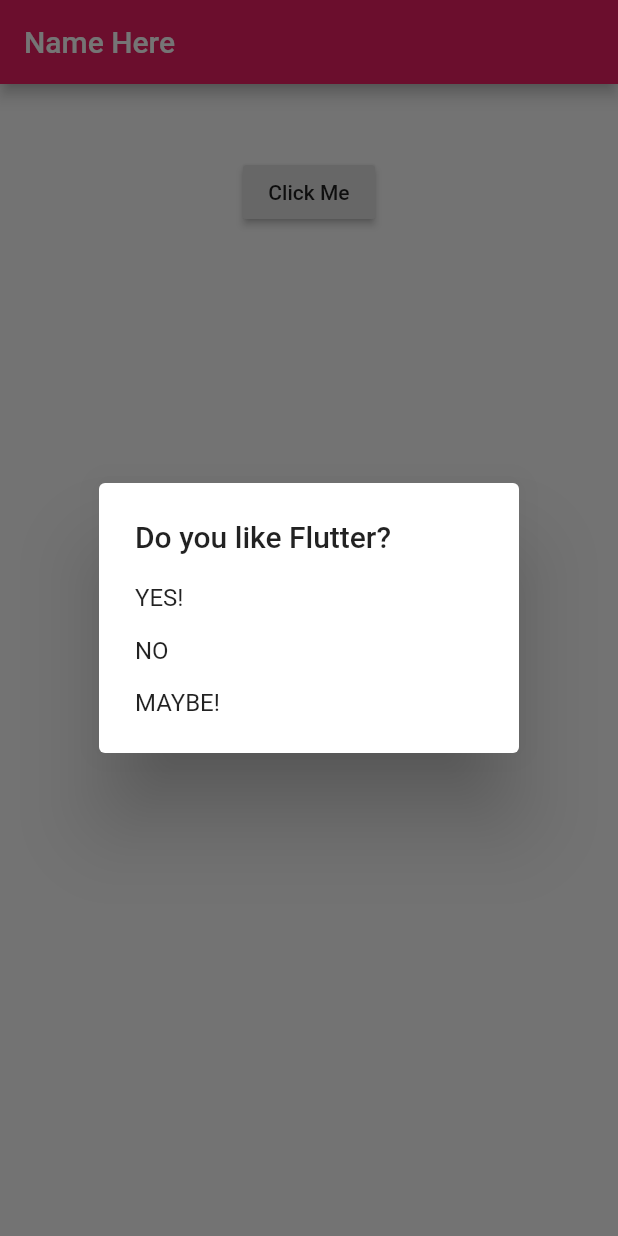
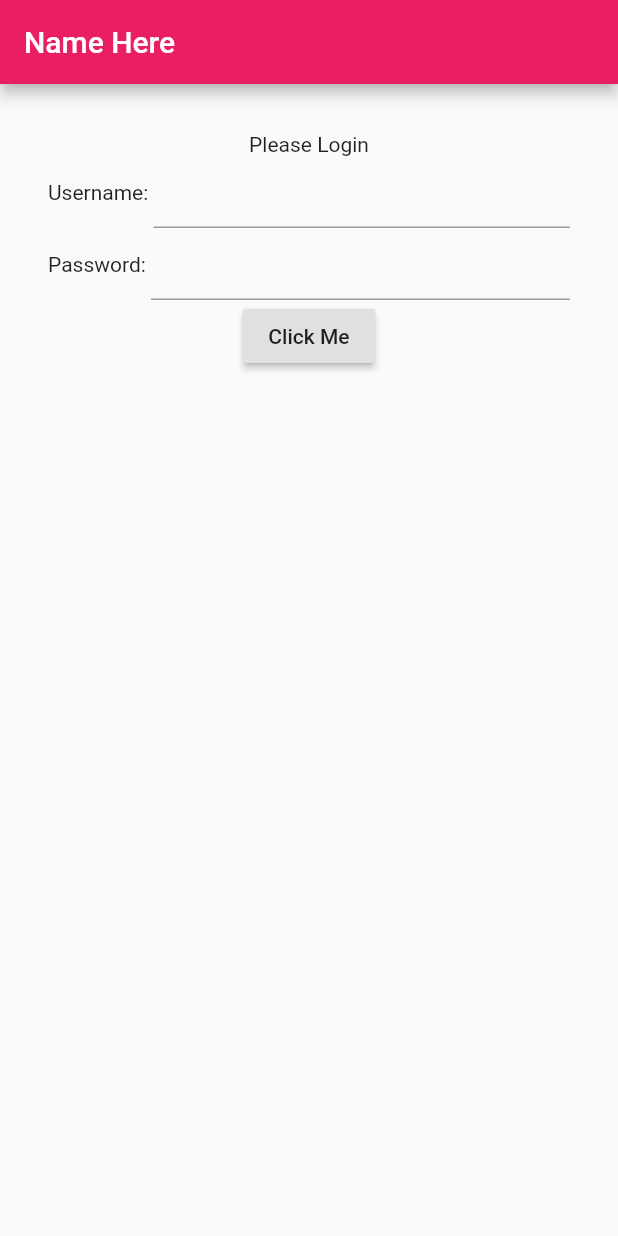
Before and after one commit to Sheshank-Srivastava/LearningFlutter, a Flutter app: the screen it shows after launch, after a tap on "Click Me", on a phone screen of 412 x 824 dp. Run offline on Flutter 3.47's test engine with Material 2 defaults, Android fonts, the phone set to English and light mode, and no system bars.

Commit message:
Row & Columns

```diff
--- a/lib/main.dart
+++ b/lib/main.dart
@@ -1,5 +1,5 @@
 import 'package:flutter/material.dart';
-import 'dart:async';
+
 void main() {
   runApp(new MaterialApp(
     home: new MyApp(),
@@ -11,41 +11,10 @@ class MyApp extends StatefulWidget {
   _State createState() => new _State();
 }
 
-enum Answer { YES, NO, MAYBE }
+class _State extends State<MyApp> {
+  TextEditingController _user = new TextEditingController();
+  TextEditingController _pass = new TextEditingController();
 
-class _State extends State<MyApp> {
-  String _value = '';
-
-  void _setValue(String value) => setState(() => _value = value);
-
-  Future _askUser()async{
-    switch(
-    await showDialog(context: context,
-    child: new SimpleDialog(
-      title: new Text('Do you like Flutter?'),
-      children: [
-        new SimpleDialogOption(child: new Text('YES!'),onPressed: (){
-          Navigator.pop(context,Answer.YES);
-        },),new SimpleDialogOption(child: new Text('NO'),onPressed: (){
-          Navigator.pop(context,Answer.NO);
-        },),new SimpleDialogOption(child: new Text('MAYBE!'),onPressed: (){
-          Navigator.pop(context,Answer.MAYBE);
-        },)
-      ],
-    ))
-    ){
-      case Answer.YES:
-        _setValue('Yes');
-        break;
-      case Answer.NO:
-        _setValue('No');
-        break;
-      case Answer.MAYBE:
-        _setValue('Maybe');
-        break;
-
-    }
-  }
   @override
   Widget build(BuildContext context) {
     return new Scaffold(
@@ -57,8 +26,25 @@ class _State extends State<MyApp> {
         padding: new EdgeInsets.all(32.0),
         child: new Center(
           child: new Column(
-            children: <Widget>[new Text(_value),
-            new RaisedButton(onPressed: _askUser,child: new Text('Click Me'),)],
+            children: <Widget>[
+              new Text('Please Login'),
+              new Row(
+                children: [
+                  new Text('Username: ',),
+                  new Expanded(child:new TextField(controller: _user,))
+                ],
+              ),
+              new Row(
+                children: [
+                  new Text('Password: ',),
+                  new Expanded(child:new TextField(controller: _pass,obscureText: true,))
+                ],
+              ),
+              new Padding(
+                  padding: new EdgeInsets.all(0.0),
+                child: new RaisedButton(onPressed:() => print('Login ${_user.text}'),child: new Text('Click Me')),
+              )
+            ],
           ),
         ),
       ),
```
